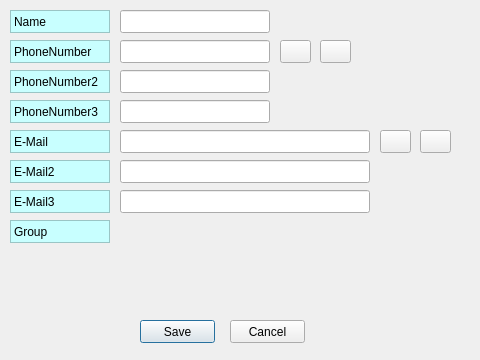
Before: the Qt Designer form addressadddialog.ui in LeeChiWon/AddressManagement, drawn with Qt 5.
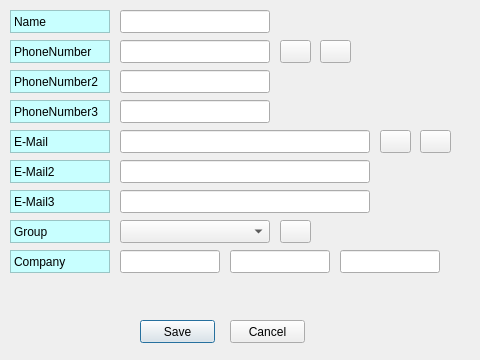
After: the same form once the commit is applied. Icons and pictures are not drawn.

Patch:
```diff
--- a/addressadddialog.ui
+++ b/addressadddialog.ui
@@ -1089,6 +1089,218 @@
     <string>Group</string>
    </property>
   </widget>
+  <widget class="QComboBox" name="comboBox">
+   <property name="geometry">
+    <rect>
+     <x>120</x>
+     <y>220</y>
+     <width>150</width>
+     <height>23</height>
+    </rect>
+   </property>
+   <property name="minimumSize">
+    <size>
+     <width>150</width>
+     <height>23</height>
+    </size>
+   </property>
+   <property name="maximumSize">
+    <size>
+     <width>150</width>
+     <height>23</height>
+    </size>
+   </property>
+  </widget>
+  <widget class="QPushButton" name="pushButton_GroupAdd">
+   <property name="geometry">
+    <rect>
+     <x>280</x>
+     <y>220</y>
+     <width>31</width>
+     <height>23</height>
+    </rect>
+   </property>
+   <property name="minimumSize">
+    <size>
+     <width>31</width>
+     <height>23</height>
+    </size>
+   </property>
+   <property name="maximumSize">
+    <size>
+     <width>31</width>
+     <height>23</height>
+    </size>
+   </property>
+   <property name="text">
+    <string/>
+   </property>
+   <property name="icon">
+    <iconset resource="addressmanagement.qrc">
+     <normaloff>:/img/plus.png</normaloff>:/img/plus.png</iconset>
+   </property>
+  </widget>
+  <widget class="QLabel" name="label_9">
+   <property name="geometry">
+    <rect>
+     <x>10</x>
+     <y>250</y>
+     <width>100</width>
+     <height>23</height>
+    </rect>
+   </property>
+   <property name="minimumSize">
+    <size>
+     <width>100</width>
+     <height>23</height>
+    </size>
+   </property>
+   <property name="maximumSize">
+    <size>
+     <width>100</width>
+     <height>23</height>
+    </size>
+   </property>
+   <property name="palette">
+    <palette>
+     <active>
+      <colorrole role="Base">
+       <brush brushstyle="SolidPattern">
+        <color alpha="255">
+         <red>255</red>
+         <green>255</green>
+         <blue>255</blue>
+        </color>
+       </brush>
+      </colorrole>
+      <colorrole role="Window">
+       <brush brushstyle="SolidPattern">
+        <color alpha="255">
+         <red>200</red>
+         <green>255</green>
+         <blue>255</blue>
+        </color>
+       </brush>
+      </colorrole>
+     </active>
+     <inactive>
+      <colorrole role="Base">
+       <brush brushstyle="SolidPattern">
+        <color alpha="255">
+         <red>255</red>
+         <green>255</green>
+         <blue>255</blue>
+        </color>
+       </brush>
+      </colorrole>
+      <colorrole role="Window">
+       <brush brushstyle="SolidPattern">
+        <color alpha="255">
+         <red>200</red>
+         <green>255</green>
+         <blue>255</blue>
+        </color>
+       </brush>
+      </colorrole>
+     </inactive>
+     <disabled>
+      <colorrole role="Base">
+       <brush brushstyle="SolidPattern">
+        <color alpha="255">
+         <red>200</red>
+         <green>255</green>
+         <blue>255</blue>
+        </color>
+       </brush>
+      </colorrole>
+      <colorrole role="Window">
+       <brush brushstyle="SolidPattern">
+        <color alpha="255">
+         <red>200</red>
+         <green>255</green>
+         <blue>255</blue>
+        </color>
+       </brush>
+      </colorrole>
+     </disabled>
+    </palette>
+   </property>
+   <property name="autoFillBackground">
+    <bool>true</bool>
+   </property>
+   <property name="frameShape">
+    <enum>QFrame::StyledPanel</enum>
+   </property>
+   <property name="text">
+    <string>Company</string>
+   </property>
+  </widget>
+  <widget class="QLineEdit" name="lineEdit_CompanyName">
+   <property name="geometry">
+    <rect>
+     <x>120</x>
+     <y>250</y>
+     <width>100</width>
+     <height>23</height>
+    </rect>
+   </property>
+   <property name="minimumSize">
+    <size>
+     <width>100</width>
+     <height>23</height>
+    </size>
+   </property>
+   <property name="maximumSize">
+    <size>
+     <width>100</width>
+     <height>23</height>
+    </size>
+   </property>
+  </widget>
+  <widget class="QLineEdit" name="lineEdit_CompanyDepartment">
+   <property name="geometry">
+    <rect>
+     <x>230</x>
+     <y>250</y>
+     <width>100</width>
+     <height>23</height>
+    </rect>
+   </property>
+   <property name="minimumSize">
+    <size>
+     <width>100</width>
+     <height>23</height>
+    </size>
+   </property>
+   <property name="maximumSize">
+    <size>
+     <width>100</width>
+     <height>23</height>
+    </size>
+   </property>
+  </widget>
+  <widget class="QLineEdit" name="lineEdit_CompanyPosition">
+   <property name="geometry">
+    <rect>
+     <x>340</x>
+     <y>250</y>
+     <width>100</width>
+     <height>23</height>
+    </rect>
+   </property>
+   <property name="minimumSize">
+    <size>
+     <width>100</width>
+     <height>23</height>
+    </size>
+   </property>
+   <property name="maximumSize">
+    <size>
+     <width>100</width>
+     <height>23</height>
+    </size>
+   </property>
+  </widget>
  </widget>
  <resources/>
  <connections/>
```
Left out of the diff: 20 changed lines with no effect on the pictures.
